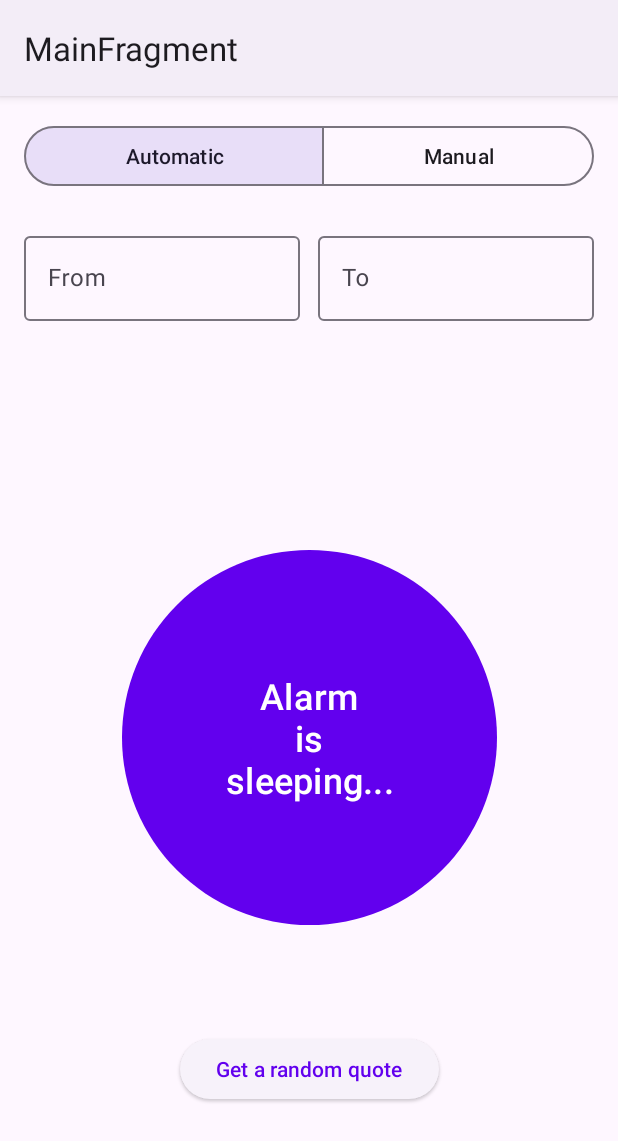
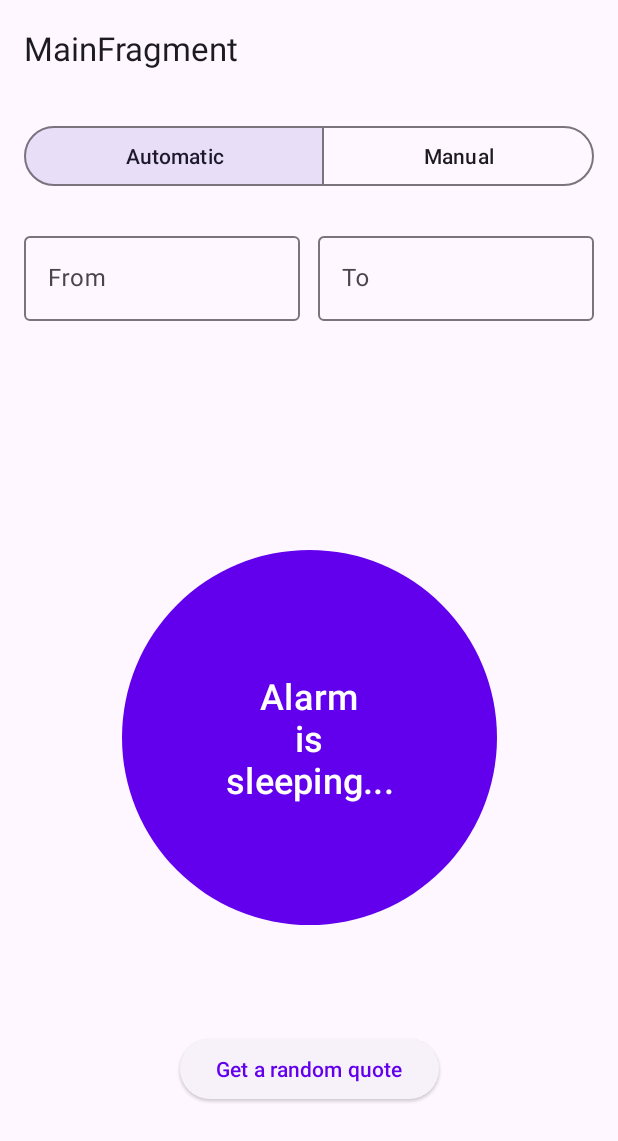
Before and after one commit to JezReal/SmartBurglarAlarm, an Android app: the screen it shows after launch (MainActivity), on a phone screen of 412 x 824 dp. Shown: the top 1141 px of the screen. Run offline under Robolectric (Android 15) with nearby library versions, the phone set to English and light mode, and no system bars; our stand-ins replace Dagger/Hilt's generated code, Timber, navigation-ui.

Commit message:
use material 3 toolbar

```diff
--- a/app/src/main/java/io/github/jezreal/smartburglaralarm/ui/MainActivity.kt
+++ b/app/src/main/java/io/github/jezreal/smartburglaralarm/ui/MainActivity.kt
@@ -7,15 +7,21 @@ import androidx.navigation.fragment.NavHostFragment
 import androidx.navigation.ui.NavigationUI
 import dagger.hilt.android.AndroidEntryPoint
 import io.github.jezreal.smartburglaralarm.R
+import io.github.jezreal.smartburglaralarm.databinding.ActivityMainBinding
 
 @AndroidEntryPoint
 class MainActivity : AppCompatActivity() {
 
     private lateinit var navController: NavController
+    private lateinit var binding: ActivityMainBinding
 
     override fun onCreate(savedInstanceState: Bundle?) {
         super.onCreate(savedInstanceState)
-        setContentView(R.layout.activity_main)
+
+        binding = ActivityMainBinding.inflate(layoutInflater)
+        setContentView(binding.root)
+
+        setSupportActionBar(binding.topAppBar)
 
         val navHostFragment =
             supportFragmentManager.findFragmentById(R.id.nav_host_fragment) as NavHostFragment
--- a/app/src/main/res/layout/activity_main.xml
+++ b/app/src/main/res/layout/activity_main.xml
@@ -1,19 +1,39 @@
 <?xml version="1.0" encoding="utf-8"?>
 <androidx.constraintlayout.widget.ConstraintLayout xmlns:android="http://schemas.android.com/apk/res/android"
+    xmlns:app="http://schemas.android.com/apk/res-auto"
     xmlns:tools="http://schemas.android.com/tools"
-    xmlns:app="http://schemas.android.com/apk/res-auto"
     android:id="@+id/container"
     android:layout_width="match_parent"
     android:layout_height="match_parent"
     tools:context=".ui.MainActivity">
 
+
+    <com.google.android.material.appbar.AppBarLayout
+        android:id="@+id/app_bar_layout"
+        android:fitsSystemWindows="true"
+        android:layout_width="0dp"
+        android:layout_height="?attr/actionBarSize"
+        app:layout_constraintEnd_toEndOf="parent"
+        app:layout_constraintStart_toStartOf="parent"
+        app:layout_constraintTop_toTopOf="parent">
+
+        <com.google.android.material.appbar.MaterialToolbar
+            android:id="@+id/top_app_bar"
+            android:layout_width="match_parent"
+            android:layout_height="match_parent" />
+
+    </com.google.android.material.appbar.AppBarLayout>
+
     <androidx.fragment.app.FragmentContainerView
         android:id="@+id/nav_host_fragment"
         android:name="androidx.navigation.fragment.NavHostFragment"
-        android:layout_width="match_parent"
-        android:layout_height="match_parent"
+        android:layout_width="0dp"
+        android:layout_height="0dp"
         app:defaultNavHost="true"
-        app:navGraph="@navigation/nav_graph"
-        />
+        app:layout_constraintBottom_toBottomOf="parent"
+        app:layout_constraintEnd_toEndOf="parent"
+        app:layout_constraintStart_toStartOf="parent"
+        app:layout_constraintTop_toBottomOf="@id/app_bar_layout"
+        app:navGraph="@navigation/nav_graph" />
 
 </androidx.constraintlayout.widget.ConstraintLayout>
--- a/app/src/main/res/layout/fragment_main.xml
+++ b/app/src/main/res/layout/fragment_main.xml
@@ -127,14 +127,13 @@
             android:id="@+id/quote_text"
             android:layout_width="wrap_content"
             android:layout_height="wrap_content"
+            android:ellipsize="end"
+            android:maxLines="2"
             android:textSize="10sp"
-            android:maxLines="2"
-            android:ellipsize="end"
-            app:layout_constraintTop_toBottomOf="@id/get_quote_button"
+            app:layout_constraintBottom_toBottomOf="parent"
             app:layout_constraintLeft_toLeftOf="@id/get_quote_button"
             app:layout_constraintRight_toRightOf="@id/get_quote_button"
-            app:layout_constraintBottom_toBottomOf="parent"
-            />
+            app:layout_constraintTop_toBottomOf="@id/get_quote_button" />
 
     </androidx.constraintlayout.widget.ConstraintLayout>
 
--- a/app/src/main/res/values/themes.xml
+++ b/app/src/main/res/values/themes.xml
@@ -1,6 +1,6 @@
 <resources xmlns:tools="http://schemas.android.com/tools">
     <!-- Base application theme. -->
-    <style name="Theme.SmartBurglarAlarm" parent="Theme.Material3.Light">
+    <style name="Theme.SmartBurglarAlarm" parent="Theme.Material3.Light.NoActionBar">
         <!-- Primary brand color. -->
         <item name="colorPrimary">@color/purple_500</item>
         <item name="colorPrimaryVariant">@color/purple_700</item>
```
